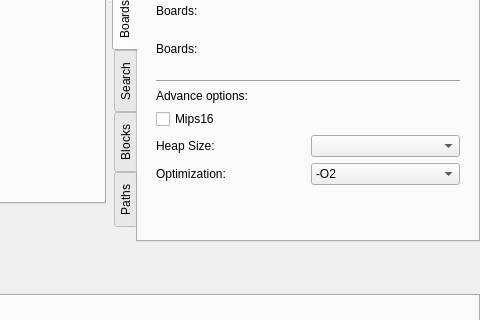
Before: the Qt Designer form pinguino/qtgui/frames/main.ui in PinguinoIDE/pinguino-ide, drawn with Qt 5; both pictures show x 658 to 1138 and y 302 to 622 of the 1138 by 816 pixel window.
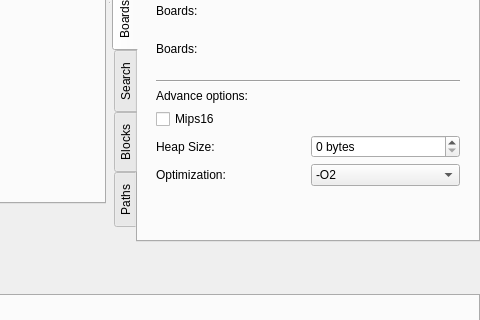
After: the same form once the commit is applied. The open tabs and pages were chosen to show the change. Icons and pictures are not drawn.

Commit message: Added heapsize options, change mkdir with makedirs (exist_ok=True)

```diff
--- a/pinguino/qtgui/frames/main.ui
+++ b/pinguino/qtgui/frames/main.ui
@@ -1094,7 +1094,17 @@
                </widget>
               </item>
               <item>
-               <widget class="QComboBox" name="comboBox_heapsize"/>
+               <widget class="QSpinBox" name="spinBox_heapsize">
+                <property name="suffix">
+                 <string> bytes</string>
+                </property>
+                <property name="maximum">
+                 <number>8192</number>
+                </property>
+                <property name="singleStep">
+                 <number>512</number>
+                </property>
+               </widget>
               </item>
              </layout>
             </item>
```
Left out of the diff: 2 changed lines with no effect on the pictures. The commit also changes 29 other files.
